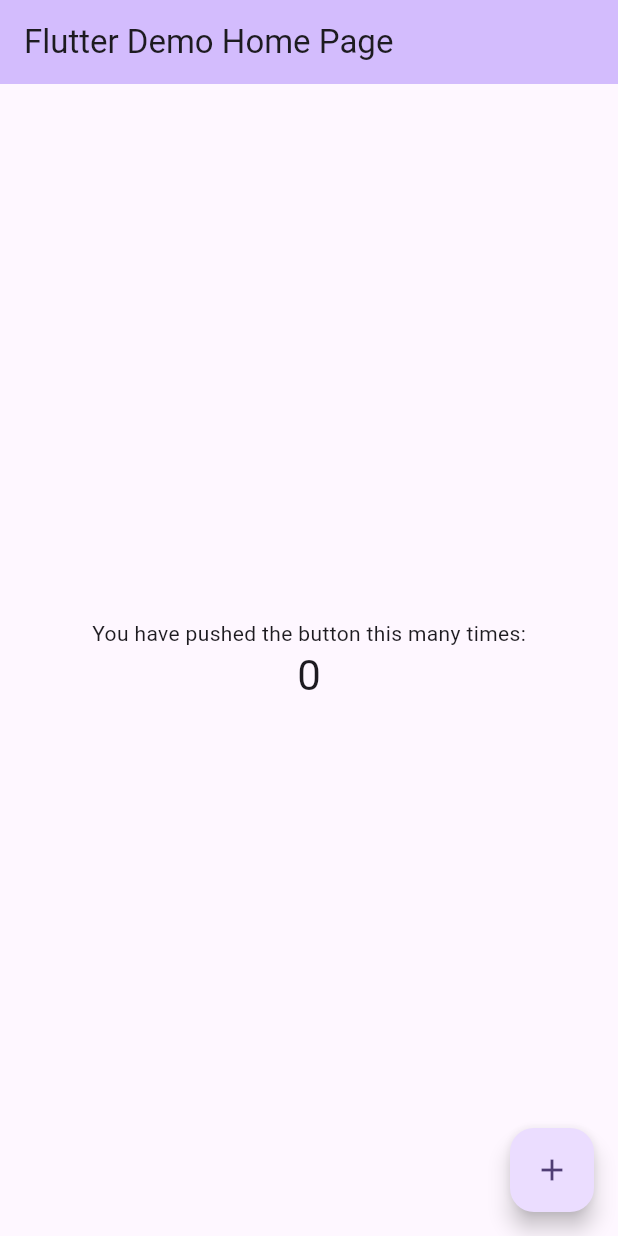
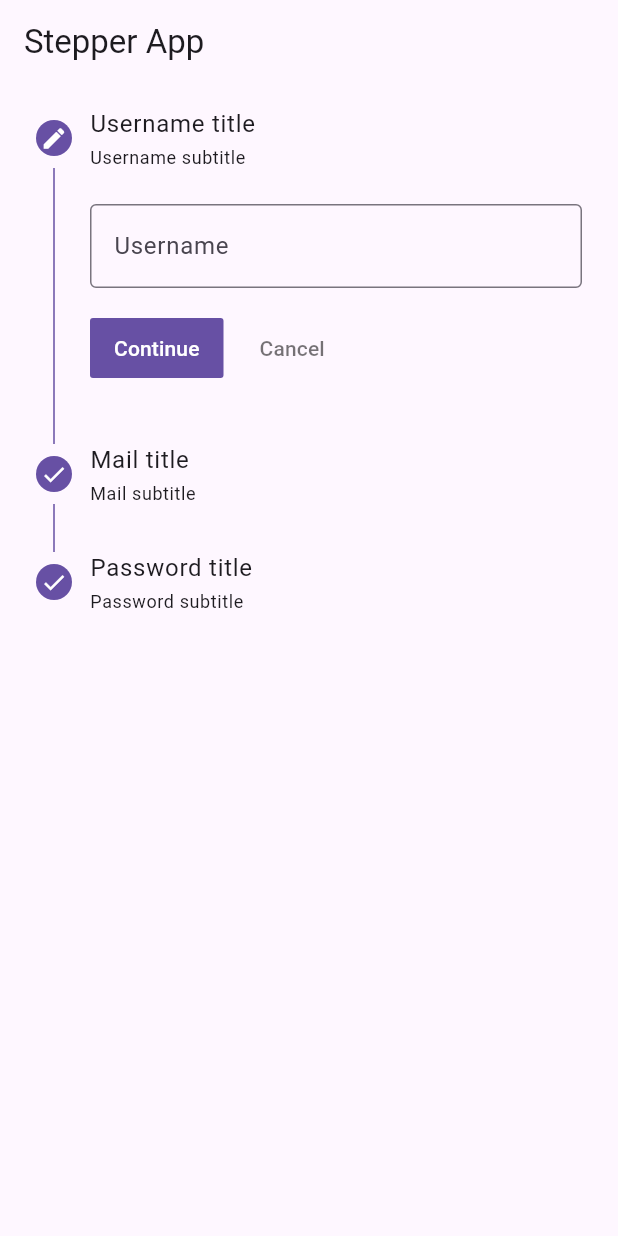
Before and after one commit to osmanhorasan/stepper_app, a Flutter app: the screen it shows after launch, on a phone screen of 412 x 824 dp. Run offline on Flutter 3.47's test engine with Material 3 defaults, Android fonts, the phone set to English and light mode, and no system bars.

Commit message:
Stepper End

```diff
--- a/lib/main.dart
+++ b/lib/main.dart
@@ -1,4 +1,5 @@
 import 'package:flutter/material.dart';
+import 'package:flutter/services.dart';
 
 void main() {
   runApp(const MyApp());
@@ -7,116 +8,213 @@ void main() {
 class MyApp extends StatelessWidget {
   const MyApp({super.key});
 
-  // This widget is the root of your application.
   @override
   Widget build(BuildContext context) {
     return MaterialApp(
-      title: 'Flutter Demo',
-      theme: ThemeData(
-        // This is the theme of your application.
-        //
-        // TRY THIS: Try running your application with "flutter run". You'll see
-        // the application has a purple toolbar. Then, without quitting the app,
-        // try changing the seedColor in the colorScheme below to Colors.green
-        // and then invoke "hot reload" (save your changes or press the "hot
-        // reload" button in a Flutter-supported IDE, or press "r" if you used
-        // the command line to start the app).
-        //
-        // Notice that the counter didn't reset back to zero; the application
-        // state is not lost during the reload. To reset the state, use hot
-        // restart instead.
-        //
-        // This works for code too, not just values: Most code changes can be
-        // tested with just a hot reload.
-        colorScheme: ColorScheme.fromSeed(seedColor: Colors.deepPurple),
-      ),
-      home: const MyHomePage(title: 'Flutter Demo Home Page'),
+      debugShowCheckedModeBanner: false,
+      home: StepperWidget(),
     );
   }
 }
 
-class MyHomePage extends StatefulWidget {
-  const MyHomePage({super.key, required this.title});
-
-  // This widget is the home page of your application. It is stateful, meaning
-  // that it has a State object (defined below) that contains fields that affect
-  // how it looks.
-
-  // This class is the configuration for the state. It holds the values (in this
-  // case the title) provided by the parent (in this case the App widget) and
-  // used by the build method of the State. Fields in a Widget subclass are
-  // always marked "final".
-
-  final String title;
+class StepperWidget extends StatefulWidget {
+  const StepperWidget({super.key});
 
   @override
-  State<MyHomePage> createState() => _MyHomePageState();
+  State<StepperWidget> createState() => _StepperWidgetState();
 }
 
-class _MyHomePageState extends State<MyHomePage> {
-  int _counter = 0;
+class _StepperWidgetState extends State<StepperWidget> {
+  int _activeStep = 0;
 
-  void _incrementCounter() {
-    setState(() {
-      // This call to setState tells the Flutter framework that something has
-      // changed in this State, which causes it to rerun the build method below
-      // so that the display can reflect the updated values. If we changed
-      // _counter without calling setState(), then the build method would not be
-      // called again, and so nothing would appear to happen.
-      _counter++;
-    });
+  String userName = "", mail = "", password = "";
+
+  late List<Step> _setSteps;
+
+  GlobalKey<FormFieldState> keyUserName = GlobalKey<FormFieldState>();
+  GlobalKey<FormFieldState> keyMail = GlobalKey<FormFieldState>();
+  GlobalKey<FormFieldState> keyPassword = GlobalKey<FormFieldState>();
+
+  bool _isError = false;
+
+  @override
+  void initState() {
+    // TODO: implement initState
+    super.initState();
   }
 
   @override
   Widget build(BuildContext context) {
-    // This method is rerun every time setState is called, for instance as done
-    // by the _incrementCounter method above.
-    //
-    // The Flutter framework has been optimized to make rerunning build methods
-    // fast, so that you can just rebuild anything that needs updating rather
-    // than having to individually change instances of widgets.
+    _setSteps = _getSteps();
     return Scaffold(
-      appBar: AppBar(
-        // TRY THIS: Try changing the color here to a specific color (to
-        // Colors.amber, perhaps?) and trigger a hot reload to see the AppBar
-        // change color while the other colors stay the same.
-        backgroundColor: Theme.of(context).colorScheme.inversePrimary,
-        // Here we take the value from the MyHomePage object that was created by
-        // the App.build method, and use it to set our appbar title.
-        title: Text(widget.title),
-      ),
-      body: Center(
-        // Center is a layout widget. It takes a single child and positions it
-        // in the middle of the parent.
-        child: Column(
-          // Column is also a layout widget. It takes a list of children and
-          // arranges them vertically. By default, it sizes itself to fit its
-          // children horizontally, and tries to be as tall as its parent.
-          //
-          // Column has various properties to control how it sizes itself and
-          // how it positions its children. Here we use mainAxisAlignment to
-          // center the children vertically; the main axis here is the vertical
-          // axis because Columns are vertical (the cross axis would be
-          // horizontal).
-          //
-          // TRY THIS: Invoke "debug painting" (choose the "Toggle Debug Paint"
-          // action in the IDE, or press "p" in the console), to see the
-          // wireframe for each widget.
-          mainAxisAlignment: MainAxisAlignment.center,
-          children: <Widget>[
-            const Text('You have pushed the button this many times:'),
-            Text(
-              '$_counter',
-              style: Theme.of(context).textTheme.headlineMedium,
-            ),
-          ],
+      appBar: AppBar(title: Text("Stepper App")),
+      body: SingleChildScrollView(
+        child: Stepper(
+          currentStep: _activeStep,
+          onStepTapped: (value) {
+            setState(() {
+              _activeStep = value;
+            });
+          },
+          onStepContinue: () {
+            setState(() {
+              _nextButtonController();
+            });
+          },
+          onStepCancel: () {
+            setState(() {});
+            if (_activeStep > 0) {
+              _activeStep--;
+            } else {
+              _activeStep = 0;
+            }
+          },
+          steps: _setSteps,
         ),
       ),
-      floatingActionButton: FloatingActionButton(
-        onPressed: _incrementCounter,
-        tooltip: 'Increment',
-        child: const Icon(Icons.add),
-      ), // This trailing comma makes auto-formatting nicer for build methods.
     );
   }
+
+  List<Step> _getSteps() {
+    List<Step> steps = [
+      Step(
+        title: Text("Username title"),
+        subtitle: Text("Username subtitle "),
+        state: _setStepState(0),
+        isActive: true,
+        content: Padding(
+          padding: const EdgeInsets.only(top: 8.0),
+          child: TextFormField(
+            key: keyUserName,
+            onSaved: (newValue) {
+              userName = newValue!;
+            },
+            validator: (value) {
+              if (value!.length < 6) {
+                return "En az 6 karakter olabilir";
+              } else {
+                return null;
+              }
+            },
+            decoration: InputDecoration(
+              labelText: "Username",
+              hintText: "user name",
+              border: OutlineInputBorder(),
+            ),
+          ),
+        ),
+      ),
+      Step(
+        title: Text("Mail title"),
+        subtitle: Text("Mail subtitle "),
+        state: _setStepState(1),
+        isActive: true,
+        content: Padding(
+          padding: const EdgeInsets.only(top: 8.0),
+          child: TextFormField(
+            key: keyMail,
+            onSaved: (newValue) {
+              mail = newValue!;
+            },
+            validator: (value) {
+              if (!value!.contains("@")) {
+                return "Geçerli bir mail giriniz";
+              } else {
+                return null;
+              }
+            },
+            keyboardType: TextInputType.emailAddress,
+            decoration: InputDecoration(
+              labelText: "Mail",
+              hintText: "mail",
+              border: OutlineInputBorder(),
+            ),
+          ),
+        ),
+      ),
+      Step(
+        title: Text("Password title"),
+        subtitle: Text("Password subtitle "),
+        state: _setStepState(2),
+        isActive: true,
+        content: Padding(
+          padding: const EdgeInsets.only(top: 8.0),
+          child: TextFormField(
+            key: keyPassword,
+            onSaved: (newValue) {
+              password = newValue!;
+            },
+            validator: (value) {
+              if (value!.length < 6) {
+                return "En az 8 karakter olabilir";
+              } else {
+                return null;
+              }
+            },
+            obscureText: true,
+            keyboardType: TextInputType.visiblePassword,
+            decoration: InputDecoration(
+              labelText: "Password",
+              hintText: "password",
+              border: OutlineInputBorder(),
+            ),
+          ),
+        ),
+      ),
+    ];
+
+    return steps;
+  }
+
+  StepState _setStepState(int activeStep) {
+    if (_activeStep == activeStep) {
+      if (_isError) {
+        return StepState.error;
+      } else {
+        return StepState.editing;
+      }
+    } else {
+      return StepState.complete;
+    }
+  }
+
+  void _nextButtonController() {
+    switch (_activeStep) {
+      case 0:
+        if (keyUserName.currentState!.validate()) {
+          keyUserName.currentState!.save();
+          _isError = false;
+          _activeStep = 1;
+        } else {
+          _isError = true;
+        }
+        break;
+      case 1:
+        if (keyMail.currentState!.validate()) {
+          keyMail.currentState!.save();
+          _isError = false;
+          _activeStep = 2;
+        } else {
+          _isError = true;
+        }
+        break;
+      case 2:
+        if (keyPassword.currentState!.validate()) {
+          keyPassword.currentState!.save();
+          _isError = false;
+          _activeStep = 2;
+          _formComplated();
+        } else {
+          _isError = true;
+        }
+        break;
+      default:
+    }
+  }
+
+  void _formComplated() {
+    String result = "$userName\n$mail\n$password";
+
+    ScaffoldMessenger.of(context).showSnackBar(SnackBar(content: Text(result)));
+  }
 }
```
